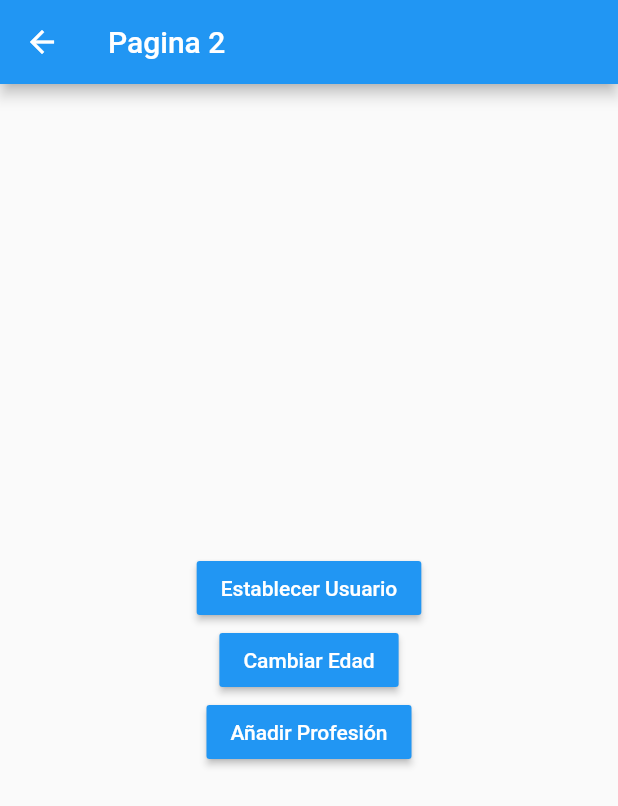
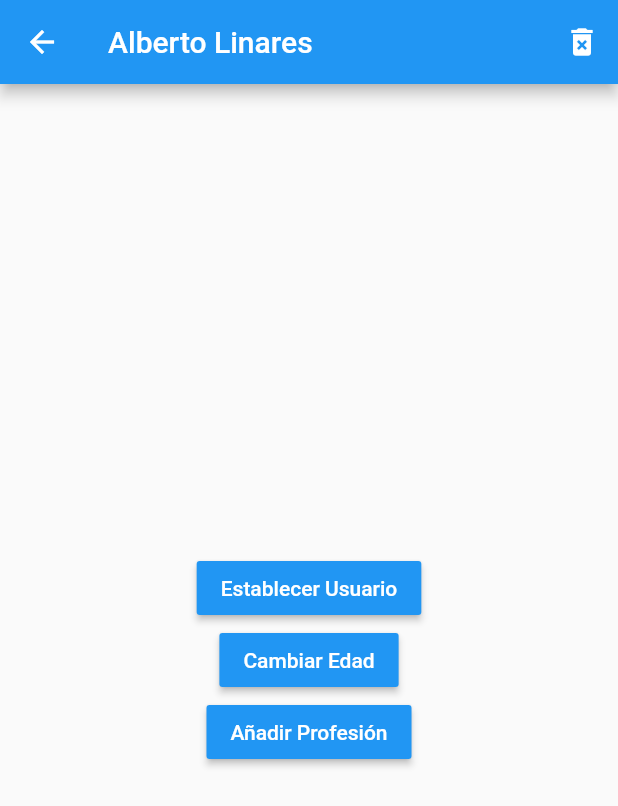
Before and after one commit to alinares94/gestor-estados-flutter, a Flutter app: the Pagina2Screen screen opened by its route, after a tap on "Establecer Usuario", on a phone screen of 412 x 824 dp. Shown: the top 806 px of the screen. Run offline on Flutter 3.47's test engine with Material 2 defaults, Android fonts, the phone set to English and light mode, and no system bars; accounts and stored records are empty.

```diff
--- a/estados/lib/models/usuario.dart
+++ b/estados/lib/models/usuario.dart
@@ -3,7 +3,7 @@
 class Usuario {
   String nombre;
   int edad;
-  List<String> profesiones;
+  List<String>? profesiones;
 
-  Usuario({ required this.nombre, required this.edad, required this.profesiones });
+  Usuario({ required this.nombre, required this.edad, this.profesiones });
 }
--- a/estados/lib/screens/pagina1_screen.dart
+++ b/estados/lib/screens/pagina1_screen.dart
@@ -1,4 +1,7 @@
+import 'package:estados/models/usuario.dart';
+import 'package:estados/services/usuaro_service.dart';
 import 'package:flutter/material.dart';
+import 'package:provider/provider.dart';
 
 class Pagina1Screen extends StatelessWidget {
 
@@ -6,11 +9,16 @@ class Pagina1Screen extends StatelessWidget {
 
   @override
   Widget build(BuildContext context) {
+
+    final usuarioService = Provider.of<UsuarioService>(context);
+
     return Scaffold(
       appBar: AppBar(
         title: const Text('Pagina 1'),
       ),
-      body: const InformacionUsuario(),
+      body: usuarioService.existeUsuario
+        ? InformacionUsuario( usuario: usuarioService.usuario)
+        : const Center(child: Text('No existe usuario')),
       floatingActionButton: FloatingActionButton(
         child: const Icon(Icons.accessibility_new),
         onPressed: () => Navigator.pushNamed(context, 'pagina2')
@@ -21,8 +29,11 @@ class Pagina1Screen extends StatelessWidget {
 
 class InformacionUsuario extends StatelessWidget {
   const InformacionUsuario({
+    required this.usuario,
     Key? key,
   }) : super(key: key);
+
+  final Usuario usuario;
 
   @override
   Widget build(BuildContext context) {
@@ -32,20 +43,19 @@ class InformacionUsuario extends StatelessWidget {
       padding: const EdgeInsets.all(20),
       child: Column(
         crossAxisAlignment: CrossAxisAlignment.start,
-        children: const [
+        children: [
 
-          Text('General', style: TextStyle( fontSize: 18, fontWeight: FontWeight.bold)),
-          Divider(),
+          const Text('General', style: TextStyle( fontSize: 18, fontWeight: FontWeight.bold)),
+          const Divider(),
 
-          ListTile( title: Text('Nombre: ')),
-          ListTile( title: Text('Edad: ')),
+          ListTile( title: Text('Nombre: ${usuario.nombre}')),
+          ListTile( title: Text('Edad: ${usuario.edad}')),
 
-          Text('Profesiones', style: TextStyle( fontSize: 18, fontWeight: FontWeight.bold)),
-          Divider(),
+          const Text('Profesiones', style: TextStyle( fontSize: 18, fontWeight: FontWeight.bold)),
+          const Divider(),
 
-          ListTile( title: Text('Profesión 1: ')),
-          ListTile( title: Text('Profesión 2: ')),
-          ListTile( title: Text('Profesión 3: ')),
+          if (usuario.profesiones != null)
+            ...usuario.profesiones!.map((e) => ListTile( title: Text(e))),
 
       ]),
     );
--- a/estados/lib/screens/pagina2_screen.dart
+++ b/estados/lib/screens/pagina2_screen.dart
@@ -1,4 +1,7 @@
+import 'package:estados/models/usuario.dart';
+import 'package:estados/services/usuaro_service.dart';
 import 'package:flutter/material.dart';
+import 'package:provider/provider.dart';
 
 class Pagina2Screen extends StatelessWidget {
 
@@ -6,9 +9,22 @@ class Pagina2Screen extends StatelessWidget {
 
   @override
   Widget build(BuildContext context) {
+
+    final usuarioService = Provider.of<UsuarioService>(context);
+
     return Scaffold(
       appBar: AppBar(
-        title: const Text('Pagina 2'),
+        title: usuarioService.existeUsuario
+          ? Text(usuarioService.usuario.nombre)
+          : const Text('Pagina 2'),
+        actions: [
+          IconButton(
+            onPressed: (){
+              usuarioService.remove();
+            },
+            icon: const Icon(Icons.delete_forever)
+          )
+        ],
       ),
       body: SizedBox(
         height: double.infinity,
@@ -19,21 +35,25 @@ class Pagina2Screen extends StatelessWidget {
             MaterialButton(
               color: Colors.blue,
               onPressed: () {
-
+                usuarioService.usuario = Usuario(
+                  nombre: 'Alberto Linares',
+                  edad: 28,
+                  profesiones: ['Developer', 'Jugador'],
+                );
               },
               child: const Text('Establecer Usuario', style: TextStyle(color: Colors.white)),
             ),
             MaterialButton(
               color: Colors.blue,
               onPressed: () {
-
+                usuarioService.edad = 50;
               },
               child: const Text('Cambiar Edad', style: TextStyle(color: Colors.white)),
             ),
             MaterialButton(
               color: Colors.blue,
               onPressed: () {
-
+                usuarioService.agregarProfesion();
               },
               child: const Text('Añadir Profesión', style: TextStyle(color: Colors.white)),
             ),
--- /dev/null
+++ b/estados/lib/services/usuaro_service.dart
@@ -0,0 +1,30 @@
+import 'package:estados/models/usuario.dart';
+import 'package:flutter/material.dart';
+
+class UsuarioService with ChangeNotifier {
+
+  Usuario? _usuario;
+
+  Usuario get usuario => _usuario!;
+  bool get existeUsuario => _usuario != null;
+
+  set usuario( Usuario user ) {
+    _usuario = user;
+    notifyListeners();
+  }
+
+  set edad( int edad ) {
+    _usuario?.edad = edad;
+    notifyListeners();
+  }
+
+  void remove() {
+    _usuario = null;
+    notifyListeners();
+  }
+
+  void agregarProfesion() {
+    _usuario?.profesiones?.add('Profesion ${(usuario.profesiones?.length ?? 0) + 1}');
+    notifyListeners();
+  }
+}
--- a/estados/pubspec.yaml
+++ b/estados/pubspec.yaml
@@ -36,6 +36,7 @@ dependencies:
   # The following adds the Cupertino Icons font to your application.
   # Use with the CupertinoIcons class for iOS style icons.
   cupertino_icons: ^1.0.2
+  provider: ^6.0.5
 
 dev_dependencies:
   flutter_test:
```
Also changed, not shown: estados/lib/main.dart (+8 -1 lines), estados/pubspec.lock.
